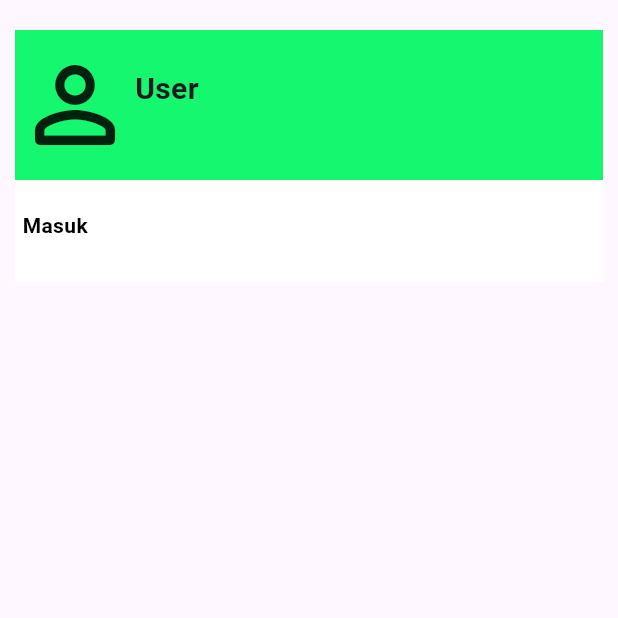
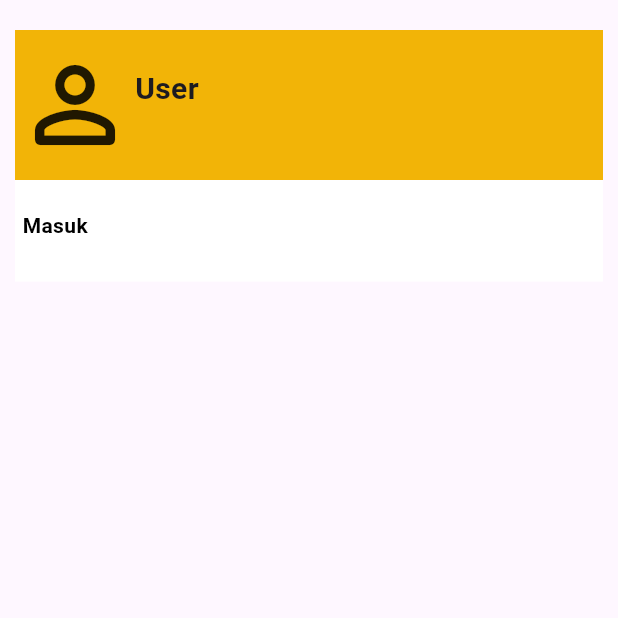
Before and after one commit to aminsum9/foto-app, a Flutter app: the Account screen opened directly, on a phone screen of 412 x 824 dp, the top half of it. Run offline on Flutter 3.47's test engine with Material 3 defaults, Android fonts, the phone set to English and light mode, and no system bars; our stand-ins replace carousel_slider, dropdown_search, flutter_svg, fluttertoast, image_picker, shared_preferences and 1 more; missing offline and left inert: bulleted_list; accounts and stored records are empty; network calls fail; project files that could hold a hidden picture were left out.

Commit message:
update primary color

```diff
--- a/lib/styles/colors.dart
+++ b/lib/styles/colors.dart
@@ -2,4 +2,4 @@ import 'dart:ui';
 
 import 'package:flutter/material.dart';
 
-Color primary = const Color.fromRGBO(22, 247, 112, 1);
+Color primary = const Color.fromRGBO(242, 180, 7, 1);
```
